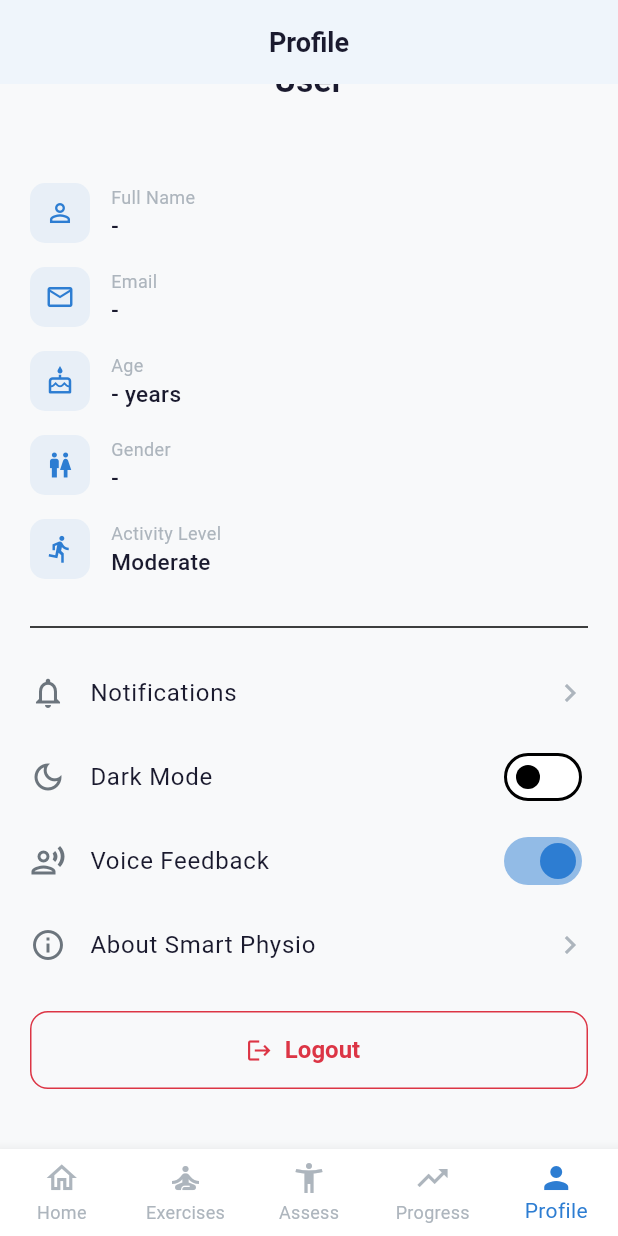
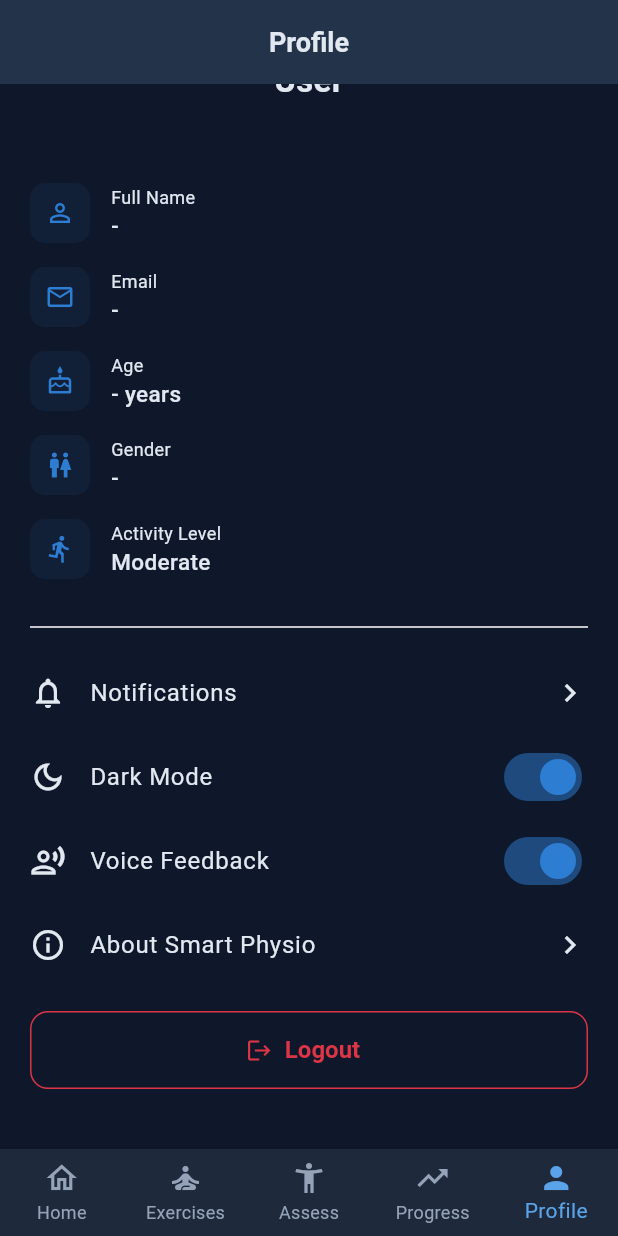
Before and after one commit to ahmad-abuzar/smart-physio-application, a Flutter app: the ProfileScreen screen opened by its route, scrolled down 150 dp, after a tap on "Dark Mode", on a phone screen of 412 x 824 dp. Run offline on Flutter 3.47's test engine with Material 3 defaults, Android fonts, the phone set to English and light mode, and no system bars; our stand-ins replace camera, cloud_firestore, dio, equatable, firebase_auth, firebase_core and 7 more; missing offline and left inert: google_mlkit_pose_detection; accounts and stored records are empty.

Commit message:
dark_mode_fix

```diff
--- a/lib/app.dart
+++ b/lib/app.dart
@@ -1,16 +1,22 @@
 import 'package:flutter/material.dart';
+import 'package:flutter_riverpod/flutter_riverpod.dart';
 import 'config/routes/app_router.dart';
 import 'core/theme/app_theme.dart';
+import 'core/theme/theme_provider.dart';
 
-class SmartPhysioApp extends StatelessWidget {
+class SmartPhysioApp extends ConsumerWidget {
   const SmartPhysioApp({super.key});
 
   @override
-  Widget build(BuildContext context) {
+  Widget build(BuildContext context, WidgetRef ref) {
+    final themeMode = ref.watch(themeModeProvider);
+
     return MaterialApp.router(
       title: 'Smart Physio',
       debugShowCheckedModeBanner: false,
       theme: AppTheme.lightTheme,
+      darkTheme: AppTheme.darkTheme,
+      themeMode: themeMode,
       routerConfig: appRouter,
     );
   }
--- a/lib/core/theme/app_theme.dart
+++ b/lib/core/theme/app_theme.dart
@@ -39,10 +39,7 @@ class AppTheme {
           shape: RoundedRectangleBorder(
             borderRadius: BorderRadius.circular(12),
           ),
-          textStyle: const TextStyle(
-            fontSize: 16,
-            fontWeight: FontWeight.w600,
-          ),
+          textStyle: const TextStyle(fontSize: 16, fontWeight: FontWeight.w600),
         ),
       ),
       outlinedButtonTheme: OutlinedButtonThemeData(
@@ -53,16 +50,16 @@ class AppTheme {
             borderRadius: BorderRadius.circular(12),
           ),
           side: const BorderSide(color: AppColors.primary),
-          textStyle: const TextStyle(
-            fontSize: 16,
-            fontWeight: FontWeight.w600,
-          ),
+          textStyle: const TextStyle(fontSize: 16, fontWeight: FontWeight.w600),
         ),
       ),
       inputDecorationTheme: InputDecorationTheme(
         filled: true,
         fillColor: AppColors.surface,
-        contentPadding: const EdgeInsets.symmetric(horizontal: 16, vertical: 16),
+        contentPadding: const EdgeInsets.symmetric(
+          horizontal: 16,
+          vertical: 16,
+        ),
         border: OutlineInputBorder(
           borderRadius: BorderRadius.circular(12),
           borderSide: const BorderSide(color: AppColors.border),
@@ -84,9 +81,7 @@ class AppTheme {
       cardTheme: CardThemeData(
         color: AppColors.surface,
         elevation: 2,
-        shape: RoundedRectangleBorder(
-          borderRadius: BorderRadius.circular(16),
-        ),
+        shape: RoundedRectangleBorder(borderRadius: BorderRadius.circular(16)),
       ),
       bottomNavigationBarTheme: const BottomNavigationBarThemeData(
         backgroundColor: AppColors.surface,
@@ -97,4 +92,93 @@ class AppTheme {
       ),
     );
   }
+
+  static ThemeData get darkTheme {
+    return ThemeData(
+      useMaterial3: true,
+      brightness: Brightness.dark,
+      primaryColor: AppColors.primary,
+      scaffoldBackgroundColor: const Color(0xFF0F172A),
+      colorScheme: const ColorScheme.dark(
+        primary: AppColors.primaryLight,
+        secondary: AppColors.secondaryLight,
+        surface: Color(0xFF1E293B),
+        error: AppColors.error,
+        onPrimary: Colors.black,
+        onSecondary: Colors.black,
+        onSurface: Color(0xFFE2E8F0),
+        onError: Colors.white,
+      ),
+      appBarTheme: const AppBarTheme(
+        backgroundColor: Color(0xFF1E293B),
+        foregroundColor: Color(0xFFE2E8F0),
+        elevation: 0,
+        centerTitle: true,
+        titleTextStyle: TextStyle(
+          color: Color(0xFFE2E8F0),
+          fontSize: 18,
+          fontWeight: FontWeight.w600,
+        ),
+      ),
+      elevatedButtonTheme: ElevatedButtonThemeData(
+        style: ElevatedButton.styleFrom(
+          backgroundColor: AppColors.primary,
+          foregroundColor: Colors.white,
+          minimumSize: const Size(double.infinity, 52),
+          shape: RoundedRectangleBorder(
+            borderRadius: BorderRadius.circular(12),
+          ),
+          textStyle: const TextStyle(fontSize: 16, fontWeight: FontWeight.w600),
+        ),
+      ),
+      outlinedButtonTheme: OutlinedButtonThemeData(
+        style: OutlinedButton.styleFrom(
+          foregroundColor: AppColors.primaryLight,
+          minimumSize: const Size(double.infinity, 52),
+          shape: RoundedRectangleBorder(
+            borderRadius: BorderRadius.circular(12),
+          ),
+          side: const BorderSide(color: AppColors.primaryLight),
+          textStyle: const TextStyle(fontSize: 16, fontWeight: FontWeight.w600),
+        ),
+      ),
+      inputDecorationTheme: InputDecorationTheme(
+        filled: true,
+        fillColor: const Color(0xFF1E293B),
+        contentPadding: const EdgeInsets.symmetric(
+          horizontal: 16,
+          vertical: 16,
+        ),
+        border: OutlineInputBorder(
+          borderRadius: BorderRadius.circular(12),
+          borderSide: const BorderSide(color: Color(0xFF334155)),
+        ),
+        enabledBorder: OutlineInputBorder(
+          borderRadius: BorderRadius.circular(12),
+          borderSide: const BorderSide(color: Color(0xFF334155)),
+        ),
+        focusedBorder: OutlineInputBorder(
+          borderRadius: BorderRadius.circular(12),
+          borderSide: const BorderSide(color: AppColors.primary, width: 2),
+        ),
+        errorBorder: OutlineInputBorder(
+          borderRadius: BorderRadius.circular(12),
+          borderSide: const BorderSide(color: AppColors.error),
+        ),
+        hintStyle: const TextStyle(color: Color(0xFF94A3B8)),
+      ),
+      cardTheme: CardThemeData(
+        color: const Color(0xFF1E293B),
+        elevation: 2,
+        shape: RoundedRectangleBorder(borderRadius: BorderRadius.circular(16)),
+      ),
+      bottomNavigationBarTheme: const BottomNavigationBarThemeData(
+        backgroundColor: Color(0xFF1E293B),
+        selectedItemColor: AppColors.primaryLight,
+        unselectedItemColor: Color(0xFF94A3B8),
+        type: BottomNavigationBarType.fixed,
+        elevation: 8,
+      ),
+    );
+  }
 }
--- /dev/null
+++ b/lib/core/theme/theme_provider.dart
@@ -0,0 +1,20 @@
+import 'package:flutter/material.dart';
+import 'package:flutter_riverpod/flutter_riverpod.dart';
+
+class ThemeModeNotifier extends StateNotifier<ThemeMode> {
+  ThemeModeNotifier() : super(ThemeMode.light);
+
+  void setDarkMode(bool isDarkMode) {
+    state = isDarkMode ? ThemeMode.dark : ThemeMode.light;
+  }
+
+  void toggleThemeMode() {
+    state = state == ThemeMode.dark ? ThemeMode.light : ThemeMode.dark;
+  }
+}
+
+final themeModeProvider = StateNotifierProvider<ThemeModeNotifier, ThemeMode>((
+  ref,
+) {
+  return ThemeModeNotifier();
+});
--- a/lib/features/profile/presentation/screens/profile_screen.dart
+++ b/lib/features/profile/presentation/screens/profile_screen.dart
@@ -1,7 +1,9 @@
 import 'package:flutter/material.dart';
 import 'package:flutter_riverpod/flutter_riverpod.dart';
 import 'package:go_router/go_router.dart';
+
 import '../../../../core/constants/app_colors.dart';
+import '../../../../core/theme/theme_provider.dart';
 import '../../../auth/presentation/providers/auth_provider.dart';
 
 class ProfileScreen extends ConsumerWidget {
@@ -11,16 +13,16 @@ class ProfileScreen extends ConsumerWidget {
   Widget build(BuildContext context, WidgetRef ref) {
     final authState = ref.watch(authProvider);
     final user = authState.user;
+    final themeMode = ref.watch(themeModeProvider);
+    final isDarkMode = themeMode == ThemeMode.dark;
+    final colorScheme = Theme.of(context).colorScheme;
 
     return Scaffold(
-      appBar: AppBar(
-        title: const Text('Profile'),
-      ),
+      appBar: AppBar(title: const Text('Profile')),
       body: SingleChildScrollView(
         padding: const EdgeInsets.all(20),
         child: Column(
           children: [
-            // Avatar
             CircleAvatar(
               radius: 50,
               backgroundColor: AppColors.primary.withValues(alpha: 0.1),
@@ -36,22 +38,20 @@ class ProfileScreen extends ConsumerWidget {
             const SizedBox(height: 12),
             Text(
               user?.name ?? 'User',
-              style: const TextStyle(
+              style: TextStyle(
                 fontSize: 22,
                 fontWeight: FontWeight.bold,
-                color: AppColors.textPrimary,
+                color: colorScheme.onSurface,
               ),
             ),
             Text(
               user?.email ?? '',
-              style: const TextStyle(
+              style: TextStyle(
                 fontSize: 14,
-                color: AppColors.textSecondary,
+                color: colorScheme.onSurfaceVariant,
               ),
             ),
             const SizedBox(height: 24),
-
-            // Info cards
             _InfoTile(
               icon: Icons.person_outline,
               title: 'Full Name',
@@ -80,8 +80,6 @@ class ProfileScreen extends ConsumerWidget {
             const SizedBox(height: 16),
             const Divider(),
             const SizedBox(height: 8),
-
-            // Settings options
             _SettingsTile(
               icon: Icons.notifications_outlined,
               title: 'Notifications',
@@ -91,11 +89,15 @@ class ProfileScreen extends ConsumerWidget {
               icon: Icons.dark_mode_outlined,
               title: 'Dark Mode',
               trailing: Switch(
-                value: false,
-                onChanged: (val) {},
+                value: isDarkMode,
+                onChanged: (val) {
+                  ref.read(themeModeProvider.notifier).setDarkMode(val);
+                },
                 activeThumbColor: AppColors.primary,
               ),
-              onTap: () {},
+              onTap: () {
+                ref.read(themeModeProvider.notifier).toggleThemeMode();
+              },
             ),
             _SettingsTile(
               icon: Icons.record_voice_over_outlined,
@@ -121,14 +123,14 @@ class ProfileScreen extends ConsumerWidget {
               },
             ),
             const SizedBox(height: 16),
-
-            // Logout
             SizedBox(
               width: double.infinity,
               child: OutlinedButton.icon(
                 onPressed: () async {
                   await ref.read(authProvider.notifier).logout();
-                  if (context.mounted) context.go('/login');
+                  if (context.mounted) {
+                    context.go('/login');
+                  }
                 },
                 icon: const Icon(Icons.logout, color: AppColors.error),
                 label: const Text(
@@ -161,6 +163,8 @@ class _InfoTile extends StatelessWidget {
 
   @override
   Widget build(BuildContext context) {
+    final colorScheme = Theme.of(context).colorScheme;
+
     return Padding(
       padding: const EdgeInsets.symmetric(vertical: 8),
       child: Row(
@@ -181,17 +185,17 @@ class _InfoTile extends StatelessWidget {
               children: [
                 Text(
                   title,
-                  style: const TextStyle(
+                  style: TextStyle(
                     fontSize: 12,
-                    color: AppColors.textHint,
+                    color: colorScheme.onSurfaceVariant,
                   ),
                 ),
                 Text(
                   value,
-                  style: const TextStyle(
+                  style: TextStyle(
                     fontSize: 15,
                     fontWeight: FontWeight.w500,
-                    color: AppColors.textPrimary,
+                    color: colorScheme.onSurface,
                   ),
                 ),
               ],
@@ -218,10 +222,14 @@ class _SettingsTile extends StatelessWidget {
 
   @override
   Widget build(BuildContext context) {
+    final colorScheme = Theme.of(context).colorScheme;
+
     return ListTile(
-      leading: Icon(icon, color: AppColors.textSecondary),
+      leading: Icon(icon, color: colorScheme.onSurfaceVariant),
       title: Text(title),
-      trailing: trailing ?? const Icon(Icons.chevron_right, color: AppColors.textHint),
+      trailing:
+          trailing ??
+          Icon(Icons.chevron_right, color: colorScheme.onSurfaceVariant),
       onTap: onTap,
       contentPadding: EdgeInsets.zero,
     );
```
